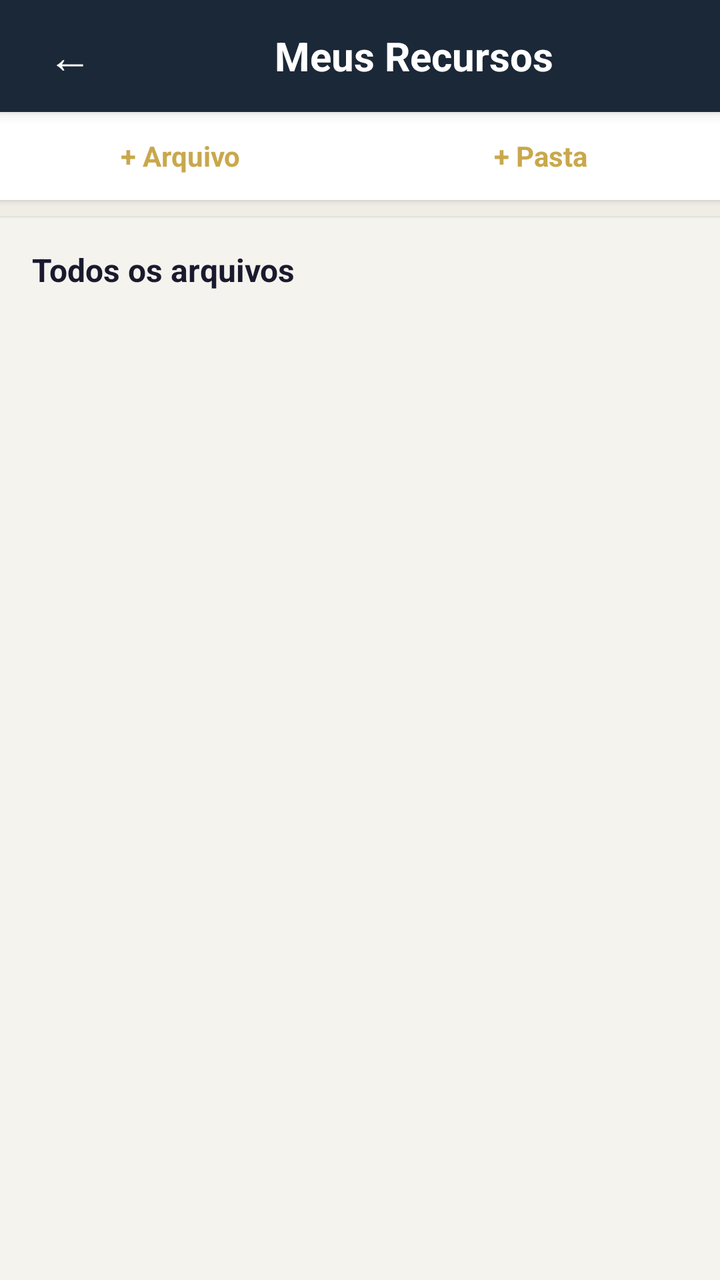
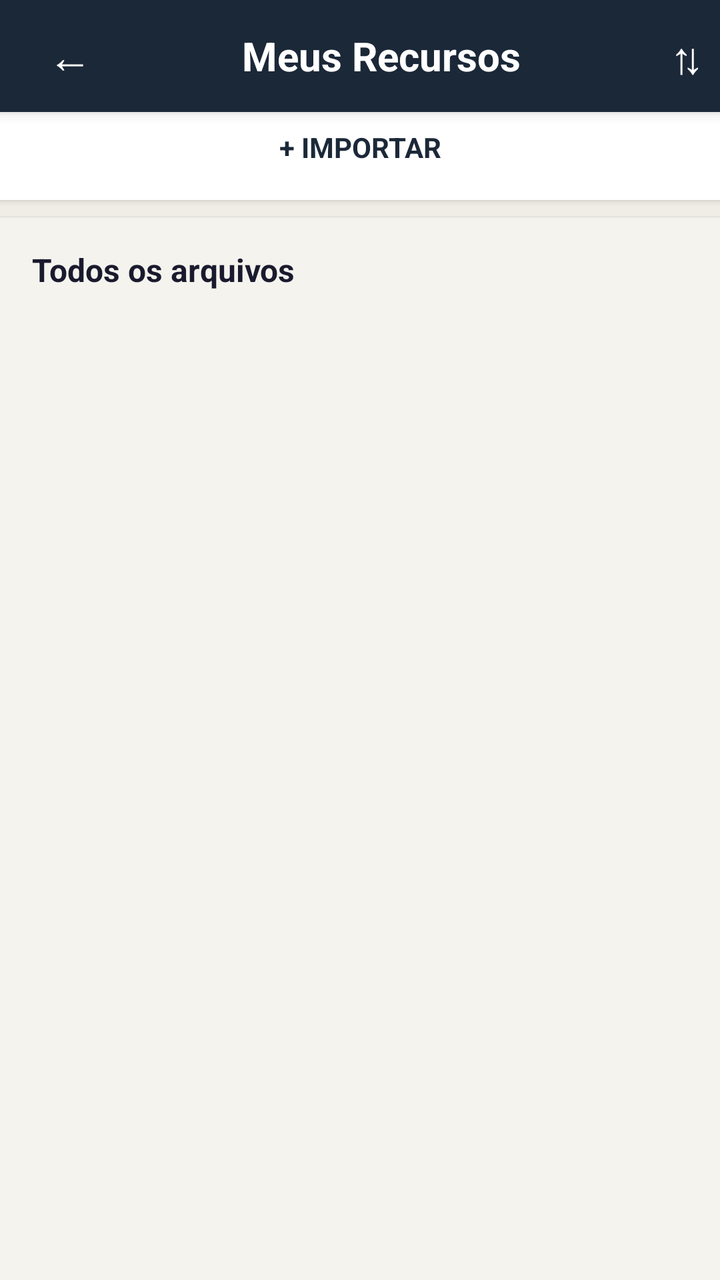

Screens rendered from an Android XML layout before and after an edit, with the pre-edit source and the edit as a unified diff.
<!-- AndroidManifest.xml: application theme Theme.Biblia -->
<!-- res/layout/activity_resources.xml -->
<?xml version="1.0" encoding="utf-8"?>
<LinearLayout xmlns:android="http://schemas.android.com/apk/res/android"
    android:layout_width="match_parent"
    android:layout_height="match_parent"
    android:orientation="vertical"
    android:background="@color/background">

    <Toolbar
        android:id="@+id/toolbar"
        android:layout_width="match_parent"
        android:layout_height="wrap_content"
        android:minHeight="?android:attr/actionBarSize"
        android:background="@color/primary"
        android:elevation="4dp">

        <LinearLayout
            android:layout_width="match_parent"
            android:layout_height="wrap_content"
            android:gravity="center_vertical">

            <TextView
                android:id="@+id/btnBack"
                android:layout_width="wrap_content"
                android:layout_height="wrap_content"
                android:text="←"
                android:textSize="22sp"
                android:textColor="@android:color/white"
                android:padding="8dp"
                android:clickable="true"
                android:background="?android:attr/selectableItemBackgroundBorderless" />

            <TextView
                android:layout_width="0dp"
                android:layout_height="wrap_content"
                android:layout_weight="1"
                android:text="@string/my_resources"
                android:textSize="20sp"
                android:textColor="@android:color/white"
                android:textStyle="bold"
                android:gravity="center" />

        </LinearLayout>

    </Toolbar>

    <LinearLayout
        android:layout_width="match_parent"
        android:layout_height="44dp"
        android:orientation="horizontal"
        android:background="@color/surface"
        android:elevation="2dp">

        <TextView
            android:id="@+id/btnAddFile"
            android:layout_width="0dp"
            android:layout_height="match_parent"
            android:layout_weight="1"
            android:gravity="center"
            android:text="+ Arquivo"
            android:textSize="14sp"
            android:textColor="@color/accent"
            android:textStyle="bold"
            android:clickable="true"
            android:background="@drawable/nav_item_bg" />

        <TextView
            android:id="@+id/btnAddFolder"
            android:layout_width="0dp"
            android:layout_height="match_parent"
            android:layout_weight="1"
            android:gravity="center"
            android:text="+ Pasta"
            android:textSize="14sp"
            android:textColor="@color/accent"
            android:textStyle="bold"
            android:clickable="true"
            android:background="@drawable/nav_item_bg" />

    </LinearLayout>

    <HorizontalScrollView
        android:layout_width="match_parent"
        android:layout_height="wrap_content"
        android:background="@color/surface_variant"
        android:elevation="1dp">

        <LinearLayout
            android:id="@+id/foldersContainer"
            android:layout_width="wrap_content"
            android:layout_height="wrap_content"
            android:orientation="horizontal"
            android:padding="4dp" />

    </HorizontalScrollView>

    <TextView
        android:id="@+id/folderTitle"
        android:layout_width="match_parent"
        android:layout_height="wrap_content"
        android:text="Todos os arquivos"
        android:textSize="16sp"
        android:textColor="@color/text_primary"
        android:textStyle="bold"
        android:padding="16dp"
        android:paddingBottom="4dp" />

    <FrameLayout
        android:layout_width="match_parent"
        android:layout_height="0dp"
        android:layout_weight="1">

        <ListView
            android:id="@+id/filesList"
            android:layout_width="match_parent"
            android:layout_height="match_parent"
            android:divider="@null"
            android:dividerHeight="0dp"
            android:scrollbarStyle="outsideOverlay"
            android:clipToPadding="false"
            android:paddingTop="8dp"
            android:paddingBottom="8dp" />

        <TextView
            android:id="@+id/emptyText"
            android:layout_width="match_parent"
            android:layout_height="match_parent"
            android:gravity="center"
            android:text="Nenhum arquivo"
            android:textSize="15sp"
            android:textColor="@color/text_secondary"
            android:visibility="gone" />

    </FrameLayout>

</LinearLayout>
<!-- resources referenced by this layout -->
<resources>
  <color name="accent">#C9A84C</color>
  <color name="background">#F5F3EE</color>
  <color name="primary">#1B2838</color>
  <color name="surface">#FFFFFF</color>
  <color name="surface_variant">#F0EDE6</color>
  <color name="text_primary">#1A1A2E</color>
  <color name="text_secondary">#6B7280</color>
  <!-- drawable nav_item_bg (drawable) -->
  <?xml version="1.0" encoding="utf-8"?>
  <ripple xmlns:android="http://schemas.android.com/apk/res/android"
      android:color="#20000000">
      <item>
          <shape android:shape="rectangle">
              <solid android:color="@android:color/transparent" />
          </shape>
      </item>
  </ripple>
  <string name="my_resources">Meus Recursos</string>
  <style name="Theme.Biblia" parent="android:Theme.Material.Light.NoActionBar">
          <item name="android:colorPrimary">@color/primary</item>
          <item name="android:colorPrimaryDark">@color/primary_dark</item>
          <item name="android:colorAccent">@color/accent</item>
          <item name="android:statusBarColor">@color/statusbar_light</item>
          <item name="android:navigationBarColor">@color/primary_dark</item>
          <item name="android:windowBackground">@color/background</item>
          <item name="android:textColorPrimary">@color/text_primary</item>
          <item name="android:textColorSecondary">@color/text_secondary</item>
      </style>
  <color name="primary_dark">#0F1722</color>
  <color name="statusbar_light">#0F1722</color>
</resources>

<!-- the commit's change to res/layout/activity_resources.xml (unified diff, before → after) -->
@@ -39,6 +39,18 @@
                 android:textStyle="bold"
                 android:gravity="center" />
 
+            <TextView
+                android:id="@+id/btnSort"
+                android:layout_width="wrap_content"
+                android:layout_height="wrap_content"
+                android:text="⇅"
+                android:textSize="22sp"
+                android:textColor="@android:color/white"
+                android:padding="8dp"
+                android:contentDescription="Ordenar"
+                android:clickable="true"
+                android:background="?android:attr/selectableItemBackgroundBorderless" />
+
         </LinearLayout>
 
     </Toolbar>
@@ -51,30 +63,18 @@
         android:elevation="2dp">
 
         <TextView
-            android:id="@+id/btnAddFile"
+            android:id="@+id/btnImport"
             android:layout_width="0dp"
-            android:layout_height="match_parent"
+            android:layout_height="wrap_content"
             android:layout_weight="1"
+            android:text="+ IMPORTAR"
+            android:textSize="14sp"
+            android:textStyle="bold"
+            android:textColor="@color/primary"
             android:gravity="center"
-            android:text="+ Arquivo"
-            android:textSize="14sp"
-            android:textColor="@color/accent"
-            android:textStyle="bold"
+            android:padding="8dp"
             android:clickable="true"
-            android:background="@drawable/nav_item_bg" />
-
-        <TextView
-            android:id="@+id/btnAddFolder"
-            android:layout_width="0dp"
-            android:layout_height="match_parent"
-            android:layout_weight="1"
-            android:gravity="center"
-            android:text="+ Pasta"
-            android:textSize="14sp"
-            android:textColor="@color/accent"
-            android:textStyle="bold"
-            android:clickable="true"
-            android:background="@drawable/nav_item_bg" />
+            android:background="?android:attr/selectableItemBackgroundBorderless" />
 
     </LinearLayout>
 
<!-- resource entries referenced after the edit -->
@@ -1,22 +1,11 @@
 <!-- resources referenced by this layout -->
 <resources>
-  <color name="accent">#C9A84C</color>
   <color name="background">#F5F3EE</color>
   <color name="primary">#1B2838</color>
   <color name="surface">#FFFFFF</color>
   <color name="surface_variant">#F0EDE6</color>
   <color name="text_primary">#1A1A2E</color>
   <color name="text_secondary">#6B7280</color>
-  <!-- drawable nav_item_bg (drawable) -->
-  <?xml version="1.0" encoding="utf-8"?>
-  <ripple xmlns:android="http://schemas.android.com/apk/res/android"
-      android:color="#20000000">
-      <item>
-          <shape android:shape="rectangle">
-              <solid android:color="@android:color/transparent" />
-          </shape>
-      </item>
-  </ripple>
   <string name="my_resources">Meus Recursos</string>
   <style name="Theme.Biblia" parent="android:Theme.Material.Light.NoActionBar">
           <item name="android:colorPrimary">@color/primary</item>
@@ -29,6 +18,7 @@
           <item name="android:textColorSecondary">@color/text_secondary</item>
       </style>
   <color name="primary_dark">#0F1722</color>
+  <color name="accent">#C9A84C</color>
   <color name="statusbar_light">#0F1722</color>
 </resources>
 
